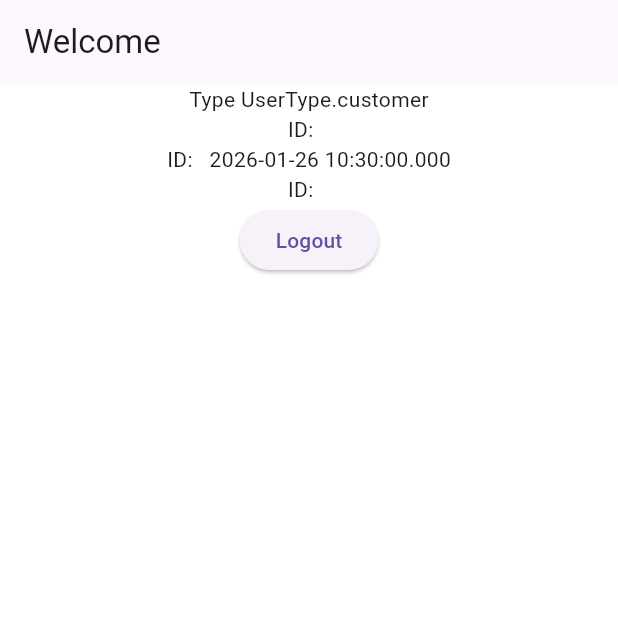
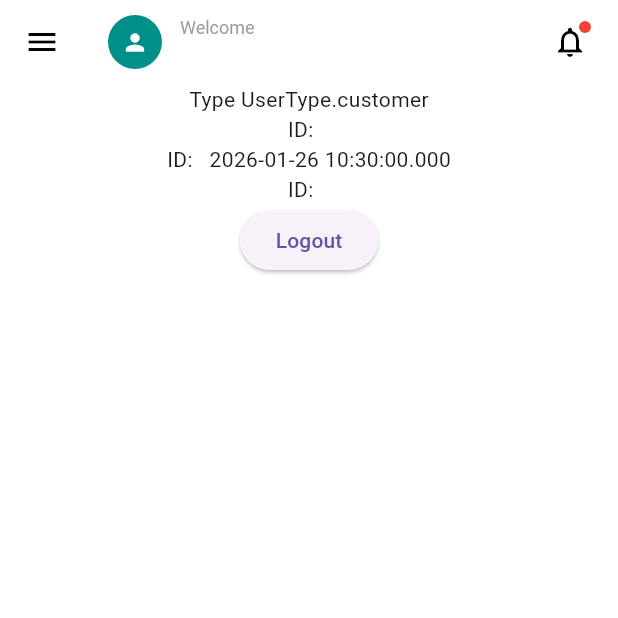
Before and after one commit to shroida/ServiceNear, a Flutter app: the HomeScreen screen opened by its route, on a phone screen of 412 x 824 dp, the top half of it. Run offline on Flutter 3.47's test engine with Material 3 defaults, Android fonts, the phone set to English and light mode, and no system bars; our stand-ins replace flutter_bloc, flutter_screenutil, go_router, supabase_flutter; accounts and stored records are empty.

Commit message:
custom appbar

```diff
--- a/lib/features/home/presentation/home_screen.dart
+++ b/lib/features/home/presentation/home_screen.dart
@@ -2,6 +2,7 @@ import 'package:flutter/material.dart';
 import 'package:go_router/go_router.dart';
 import 'package:servicenear/common/core/routes_path.dart';
 import 'package:servicenear/features/auth/domain/entities/app_user.dart';
+import 'package:servicenear/features/home/presentation/widgets/custom_appbar.dart';
 import 'package:supabase_flutter/supabase_flutter.dart';
 import 'package:servicenear/features/auth/domain/repositories/user_repository.dart';
 
@@ -37,10 +38,11 @@ class _HomeScreenState extends State<HomeScreen> {
     }
 
     return Scaffold(
-      appBar: AppBar(
-        title: Text(
-          'Welcome ${'${userData!.firstName} ${userData!.lastName}'}',
-        ),
+      drawer: const Drawer(),
+      appBar: AwesomeAppBar(
+        user: userData!,
+        onMenuTap: () => Scaffold.of(context).openDrawer(),
+        onNotificationTap: () {},
       ),
       body: Center(
         child: Column(
--- /dev/null
+++ b/lib/features/home/presentation/widgets/custom_appbar.dart
@@ -0,0 +1,87 @@
+import 'package:flutter/material.dart';
+import 'package:servicenear/common/core/app_colors.dart';
+import 'package:servicenear/features/auth/domain/entities/app_user.dart';
+
+class AwesomeAppBar extends StatelessWidget implements PreferredSizeWidget {
+  final AppUser user;
+  final VoidCallback onMenuTap;
+  final VoidCallback onNotificationTap;
+
+  const AwesomeAppBar({
+    super.key,
+    required this.user,
+    required this.onMenuTap,
+    required this.onNotificationTap,
+  });
+
+  @override
+  Widget build(BuildContext context) {
+    final isCustomer = user.userType.name == 'customer';
+
+    return AppBar(
+      elevation: 0,
+      backgroundColor: Colors.white,
+      leading: IconButton(
+        icon: const Icon(Icons.menu, color: Colors.black),
+        onPressed: onMenuTap,
+      ),
+      title: Row(
+        children: [
+          CircleAvatar(
+            radius: 18,
+            backgroundColor: isCustomer ? AppColors.primary : Colors.orange,
+            child: Icon(
+              isCustomer ? Icons.person : Icons.handyman,
+              color: Colors.white,
+              size: 18,
+            ),
+          ),
+          const SizedBox(width: 12),
+          Column(
+            crossAxisAlignment: CrossAxisAlignment.start,
+            children: [
+              const Text(
+                'Welcome',
+                style: TextStyle(fontSize: 12, color: Colors.grey),
+              ),
+              Text(
+                user.firstName,
+                style: const TextStyle(
+                  fontSize: 16,
+                  fontWeight: FontWeight.w600,
+                  color: Colors.black,
+                ),
+              ),
+            ],
+          ),
+        ],
+      ),
+      actions: [
+        Stack(
+          children: [
+            IconButton(
+              icon: const Icon(Icons.notifications_none, color: Colors.black),
+              onPressed: onNotificationTap,
+            ),
+            Positioned(
+              right: 10,
+              top: 10,
+              child: Container(
+                width: 8,
+                height: 8,
+                decoration: const BoxDecoration(
+                  color: Colors.red,
+                  shape: BoxShape.circle,
+                ),
+              ),
+            ),
+          ],
+        ),
+        const SizedBox(width: 8),
+      ],
+    );
+  }
+
+  @override
+  Size get preferredSize => const Size.fromHeight(kToolbarHeight);
+}
```
